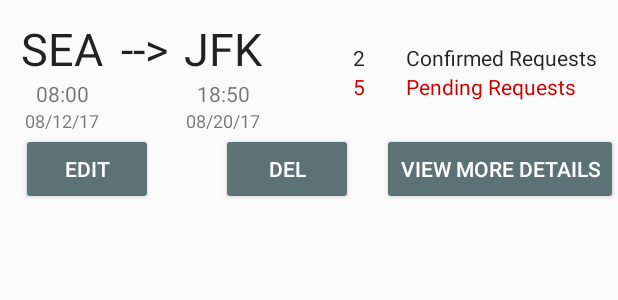
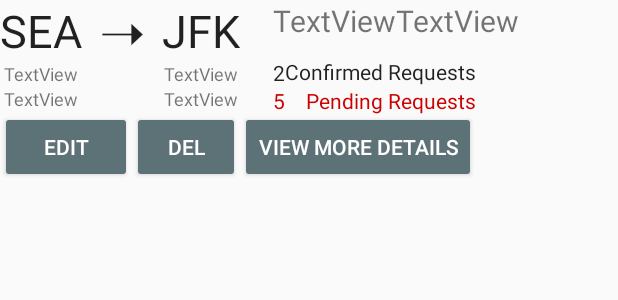
Before and after one commit to robertvunabandi/airspace-app-old, an Android app: the layout item_upcoming_trip.xml on its own in the app's theme, with its tools: preview values and no code run, on a phone screen of 412 x 824 dp. Shown: the top 300 px of the screen. Run offline under Robolectric (Android 15) with nearby library versions, the phone set to English and light mode, and no system bars.

Commit message:
Not sure what I changed..

```diff
--- a/app/src/main/java/com/example/mandaleeyp/teamrawrapp/UpcomingTripAdapter.java
+++ b/app/src/main/java/com/example/mandaleeyp/teamrawrapp/UpcomingTripAdapter.java
@@ -36,17 +36,19 @@ public class UpcomingTripAdapter extends RecyclerView.Adapter<UpcomingTripAdapte
     @Override
     public void onBindViewHolder(UpcomingTripAdapter.ViewHolder holder, int position) {
         TravelNotice trips = mTrips.get(position);
-        holder.tv_from.setText(trips.dep_city);
-        holder.tv_to.setText(trips.arr_city);
-        holder.tv_dateFrom.setText(trips.dep_month + "/" + trips.dep_day + "/" + trips.dep_year);
-        holder.tv_dateTo.setText(trips.arr_month + "/" + trips.arr_day + "/" + trips.arr_year);
+        holder.tv_from.setText(trips.dep_iata);
+        holder.tv_to.setText(trips.arr_iata);
+        holder.tv_dateFrom.setText(trips.dep_month + "/" + trips.dep_day + "/" + String.valueOf(trips.dep_year).substring(2));
+        holder.tv_dateTo.setText(trips.arr_month + "/" + trips.arr_day + "/" + String.valueOf(trips.arr_year).substring(2));
         holder.tv_fromTime.setText(trips.dep_hour + ":" + trips.dep_min);
         holder.tv_toTime.setText(trips.arr_hour + ":" + trips.arr_min);
+        holder.tv_airlineCode.setText(trips.airline);
+        holder.tv_airlineNo.setText(trips.flight_num);
     }
 
     @Override
     public int getItemCount() {
-        return 0;
+        return mTrips.size();
     }
 
     public class ViewHolder extends RecyclerView.ViewHolder {
@@ -63,10 +65,11 @@ public class UpcomingTripAdapter extends RecyclerView.Adapter<UpcomingTripAdapte
         public TextView tv_pendingTitle;
         public TextView tv_requestsNo;
         public TextView tv_pendingNo;
+        public TextView tv_airlineCode;
+        public TextView tv_airlineNo;
         public Button bt_edit;
         public Button bt_delete;
         public Button bt_detail;
-
 
         public ViewHolder(View itemView) {
             super(itemView);
@@ -83,6 +86,8 @@ public class UpcomingTripAdapter extends RecyclerView.Adapter<UpcomingTripAdapte
             tv_pendingTitle = (TextView) itemView.findViewById(R.id.tv_pendingTitle);
             tv_requestsNo = (TextView) itemView.findViewById(R.id.tv_requestNo);
             tv_pendingNo = (TextView) itemView.findViewById(R.id.tv_pendingNo);
+            tv_airlineCode = (TextView) itemView.findViewById(R.id.tv_airlineCode);
+            tv_airlineNo = (TextView) itemView.findViewById(R.id.tv_airlineNo);
             bt_edit = (Button) itemView.findViewById(R.id.bt_edit);
             bt_delete = (Button) itemView.findViewById(R.id.bt_delete);
             bt_detail = (Button) itemView.findViewById(R.id.bt_detail);
--- a/app/src/main/java/com/example/mandaleeyp/teamrawrapp/fragments/TripsFragment.java
+++ b/app/src/main/java/com/example/mandaleeyp/teamrawrapp/fragments/TripsFragment.java
@@ -6,6 +6,7 @@ import android.support.annotation.Nullable;
 import android.support.v4.app.Fragment;
 import android.support.v7.widget.LinearLayoutManager;
 import android.support.v7.widget.RecyclerView;
+import android.util.Log;
 import android.view.LayoutInflater;
 import android.view.View;
 import android.view.ViewGroup;
@@ -26,9 +27,10 @@ import java.util.ArrayList;
 
 import cz.msebera.android.httpclient.Header;
 
+import static com.bumptech.glide.gifdecoder.GifHeaderParser.TAG;
+
 public class TripsFragment extends Fragment {
 //    public final static String TAG = "TravelFragment";
-
 
     // Database url
     public final static String DB_HEROKU_URL = "http://mysterious-headland-54722.herokuapp.com";
@@ -82,8 +84,12 @@ public class TripsFragment extends Fragment {
                 TravelNotice travelNotice = TravelNotice.fromJSONServer(travelNoticeList.getJSONObject(i));
                 mTrips.add(travelNotice);
                 upcomingTripAdapter.notifyItemInserted(mTrips.size() - 1);
+//                Toast.makeText(getContext(), String.format("%s", travelNotice), Toast.LENGTH_LONG).show();
+
             } catch (JSONException e) {
+                Log.e(TAG, String.format("Error occured in JSON parsing"));
                 e.printStackTrace();
+                Toast.makeText(getContext(), String.format("%s", e), Toast.LENGTH_LONG).show();
             }
         }
     }
@@ -101,9 +107,10 @@ public class TripsFragment extends Fragment {
             // implement endpoint here
             @Override
             public void onSuccess(int statusCode, Header[] headers, JSONObject response) {
+                upcomingTripAdapter.clear();
+
                 try {
                     populateList(response.getJSONArray("data"));
-                    Toast.makeText(getContext(), String.format("%s", response), Toast.LENGTH_LONG).show();
                 } catch (JSONException e) {
             }
         }
--- a/app/src/main/res/layout/item_upcoming_trip.xml
+++ b/app/src/main/res/layout/item_upcoming_trip.xml
@@ -1,29 +1,21 @@
 <?xml version="1.0" encoding="utf-8"?>
-<LinearLayout xmlns:android="http://schemas.android.com/apk/res/android"
+<RelativeLayout xmlns:android="http://schemas.android.com/apk/res/android"
     android:layout_width="match_parent"
-    android:layout_height="match_parent"
+    android:layout_height="wrap_content"
     android:orientation="vertical"
+    android:id="@+id/relative_layout"
     android:weightSum="1">
-
-    <RelativeLayout
-        android:id="@+id/relative_layout"
-        android:layout_width="match_parent"
-        android:layout_height="wrap_content"
-        android:layout_weight="0.04">
 
         <TextView
             android:id="@+id/tv_from"
             android:layout_width="wrap_content"
             android:layout_height="wrap_content"
-            android:layout_alignParentLeft="true"
-            android:layout_alignParentStart="true"
-            android:layout_alignParentTop="true"
-            android:layout_marginLeft="14dp"
-            android:layout_marginStart="14dp"
-            android:layout_marginTop="12dp"
             android:text="SEA"
             android:textAppearance="@style/TextAppearance.AppCompat.Body1"
-            android:textSize="30sp" />
+            android:textSize="30sp"
+            android:layout_alignParentTop="true"
+            android:layout_alignParentLeft="true"
+            android:layout_alignParentStart="true" />
 
         <TextView
             android:id="@+id/tv_arrow"
@@ -35,7 +27,7 @@
             android:layout_marginStart="12dp"
             android:layout_toEndOf="@+id/tv_from"
             android:layout_toRightOf="@+id/tv_from"
-            android:text="-->"
+            android:text="➝"
             android:textAppearance="@style/TextAppearance.AppCompat.Body1"
             android:textSize="30sp" />
 
@@ -43,14 +35,14 @@
             android:id="@+id/tv_to"
             android:layout_width="wrap_content"
             android:layout_height="wrap_content"
-            android:layout_alignTop="@+id/tv_arrow"
-            android:layout_marginLeft="10dp"
-            android:layout_marginStart="10dp"
-            android:layout_toEndOf="@+id/tv_arrow"
-            android:layout_toRightOf="@+id/tv_arrow"
             android:text="JFK"
             android:textAppearance="@style/TextAppearance.AppCompat.Body1"
-            android:textSize="30sp" />
+            android:textSize="30sp"
+            android:layout_alignParentTop="true"
+            android:layout_toRightOf="@+id/tv_arrow"
+            android:layout_toEndOf="@+id/tv_arrow"
+            android:layout_marginLeft="11dp"
+            android:layout_marginStart="11dp" />
 
         <TextView
             android:id="@+id/tv_fromTime"
@@ -61,8 +53,9 @@
             android:layout_below="@+id/tv_from"
             android:layout_toLeftOf="@+id/tv_arrow"
             android:layout_toStartOf="@+id/tv_arrow"
-            android:text="08:00"
-            android:textAlignment="center" />
+            android:text="TextView"
+            android:textAlignment="center"
+            android:textSize="12sp" />
 
         <TextView
             android:id="@+id/tv_toTime"
@@ -73,8 +66,9 @@
             android:layout_alignRight="@+id/tv_to"
             android:layout_alignStart="@+id/tv_to"
             android:layout_below="@+id/tv_to"
-            android:text="18:50"
-            android:textAlignment="center" />
+            android:text="TextView"
+            android:textAlignment="center"
+            android:textSize="12sp" />
 
         <TextView
             android:id="@+id/tv_dateFrom"
@@ -85,7 +79,7 @@
             android:layout_alignRight="@+id/tv_fromTime"
             android:layout_alignStart="@+id/tv_fromTime"
             android:layout_below="@+id/tv_fromTime"
-            android:text="08/12/17"
+            android:text="TextView"
             android:textAlignment="center"
             android:textSize="12sp" />
 
@@ -98,7 +92,7 @@
             android:layout_alignRight="@+id/tv_toTime"
             android:layout_alignStart="@+id/tv_toTime"
             android:layout_below="@+id/tv_toTime"
-            android:text="08/20/17"
+            android:text="TextView"
             android:textAlignment="center"
             android:textSize="12sp" />
 
@@ -107,11 +101,8 @@
             style="@style/Widget.AppCompat.Button.Colored"
             android:layout_width="wrap_content"
             android:layout_height="wrap_content"
-            android:layout_alignLeft="@+id/tv_dateFrom"
-            android:layout_alignStart="@+id/tv_dateFrom"
-            android:layout_below="@+id/tv_dateFrom"
             android:text="edit"
-            android:layout_alignBottom="@+id/bt_delete" />
+            android:layout_below="@+id/tv_dateFrom" />
 
         <Button
             android:id="@+id/bt_delete"
@@ -120,8 +111,9 @@
             android:layout_height="wrap_content"
             android:text="del"
             android:layout_below="@+id/tv_dateTo"
-            android:layout_toLeftOf="@+id/tv_pendingNo"
-            android:layout_toStartOf="@+id/tv_pendingNo" />
+            android:layout_toRightOf="@+id/bt_edit"
+            android:layout_alignRight="@+id/tv_dateTo"
+            android:layout_alignEnd="@+id/tv_dateTo" />
 
         <TextView
             android:id="@+id/tv_requestsTitle"
@@ -129,33 +121,29 @@
             android:layout_height="wrap_content"
             android:text="Confirmed Requests"
             android:textAppearance="@style/TextAppearance.AppCompat.Body1"
-            android:layout_alignBaseline="@+id/tv_to"
-            android:layout_alignBottom="@+id/tv_to"
-            android:layout_alignParentRight="true"
-            android:layout_alignParentEnd="true"
-            android:layout_marginRight="14dp"
-            android:layout_marginEnd="14dp" />
+            android:layout_above="@+id/tv_pendingTitle"
+            android:layout_alignRight="@+id/tv_pendingTitle"
+            android:layout_alignEnd="@+id/tv_pendingTitle" />
 
         <TextView
             android:id="@+id/tv_pendingTitle"
             android:layout_width="wrap_content"
             android:layout_height="wrap_content"
-            android:layout_alignLeft="@+id/tv_requestsTitle"
-            android:layout_alignStart="@+id/tv_requestsTitle"
-            android:layout_below="@+id/tv_requestsTitle"
             android:text="Pending Requests"
             android:textAppearance="@style/TextAppearance.AppCompat.Body1"
-            android:textColor="@android:color/holo_red_dark" />
+            android:textColor="@android:color/holo_red_dark"
+            android:layout_below="@+id/tv_toTime"
+            android:layout_alignRight="@+id/bt_detail"
+            android:layout_alignEnd="@+id/bt_detail" />
 
         <TextView
             android:id="@+id/tv_requestNo"
             android:layout_width="wrap_content"
             android:layout_height="wrap_content"
-            android:layout_above="@+id/tv_pendingNo"
-            android:layout_marginEnd="11dp"
-            android:layout_marginRight="11dp"
-            android:layout_toLeftOf="@+id/bt_detail"
-            android:layout_toStartOf="@+id/bt_detail"
+            android:layout_alignBaseline="@+id/tv_toTime"
+            android:layout_alignBottom="@+id/tv_toTime"
+            android:layout_toLeftOf="@+id/tv_requestsTitle"
+            android:layout_toStartOf="@+id/tv_requestsTitle"
             android:text="2"
             android:textAppearance="@style/TextAppearance.AppCompat.Body1" />
 
@@ -163,13 +151,13 @@
             android:id="@+id/tv_pendingNo"
             android:layout_width="wrap_content"
             android:layout_height="wrap_content"
-            android:text="5"
-            android:textAppearance="@style/TextAppearance.AppCompat.Body1"
-            android:textColor="@android:color/holo_red_dark"
             android:layout_alignBaseline="@+id/tv_pendingTitle"
             android:layout_alignBottom="@+id/tv_pendingTitle"
             android:layout_alignLeft="@+id/tv_requestNo"
-            android:layout_alignStart="@+id/tv_requestNo" />
+            android:layout_alignStart="@+id/tv_requestNo"
+            android:text="5"
+            android:textAppearance="@style/TextAppearance.AppCompat.Body1"
+            android:textColor="@android:color/holo_red_dark" />
 
         <Button
             android:id="@+id/bt_detail"
@@ -179,8 +167,28 @@
             android:text="view more details"
             android:layout_alignBaseline="@+id/bt_delete"
             android:layout_alignBottom="@+id/bt_delete"
-            android:layout_alignParentRight="true"
-            android:layout_alignParentEnd="true" />
+            android:layout_toRightOf="@+id/bt_delete"
+            android:layout_toEndOf="@+id/bt_delete" />
 
-    </RelativeLayout>
-</LinearLayout>
+        <TextView
+            android:id="@+id/tv_airlineCode"
+            android:layout_width="wrap_content"
+            android:layout_height="wrap_content"
+            android:text="TextView"
+            android:textSize="20sp"
+            android:layout_alignParentTop="true"
+            android:layout_alignLeft="@+id/tv_requestNo"
+            android:layout_alignStart="@+id/tv_requestNo" />
+
+        <TextView
+            android:id="@+id/tv_airlineNo"
+            android:layout_width="wrap_content"
+            android:layout_height="wrap_content"
+            android:layout_alignBaseline="@+id/tv_airlineCode"
+            android:layout_alignBottom="@+id/tv_airlineCode"
+            android:layout_toEndOf="@+id/tv_airlineCode"
+            android:layout_toRightOf="@+id/tv_airlineCode"
+            android:text="TextView"
+            android:textSize="20sp" />
+
+</RelativeLayout>
```
